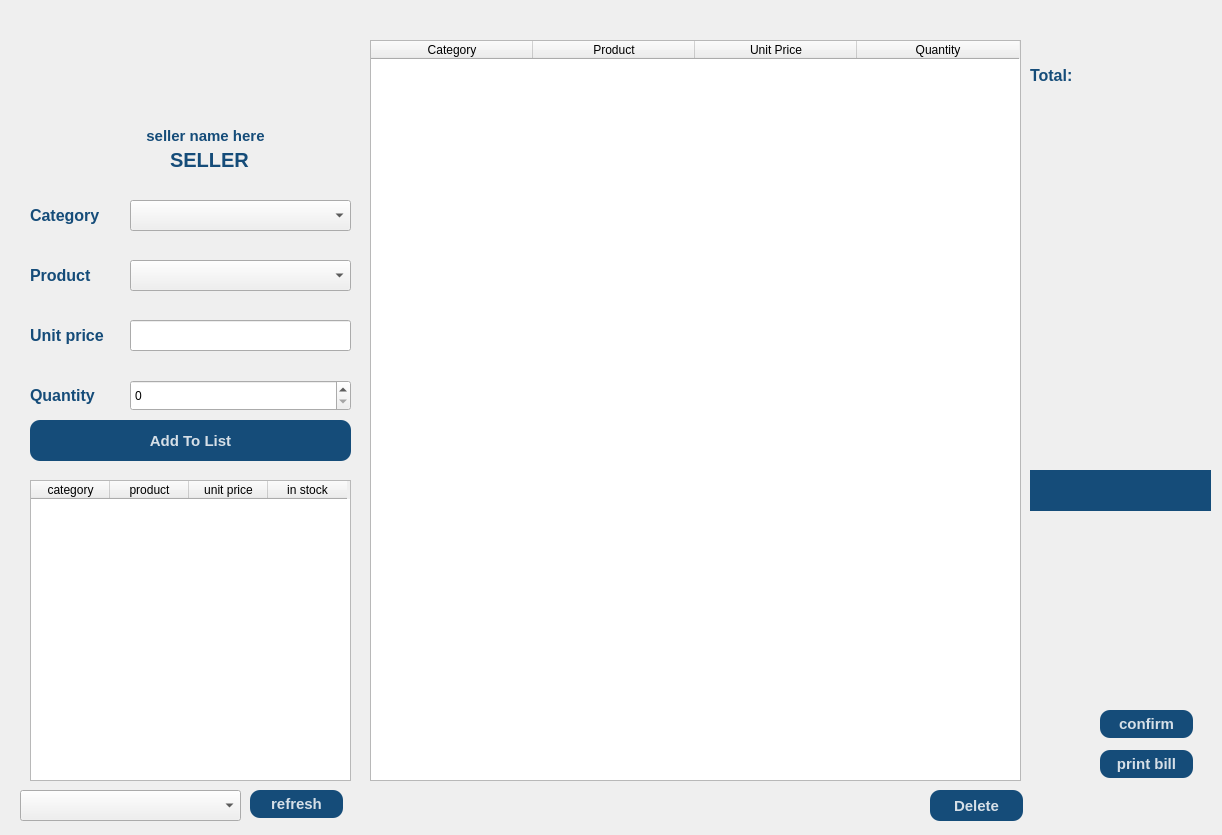
First picture: the form in gui/seller.ui, repository Maher-Majdoub/supermarket_management_system, before the edit.
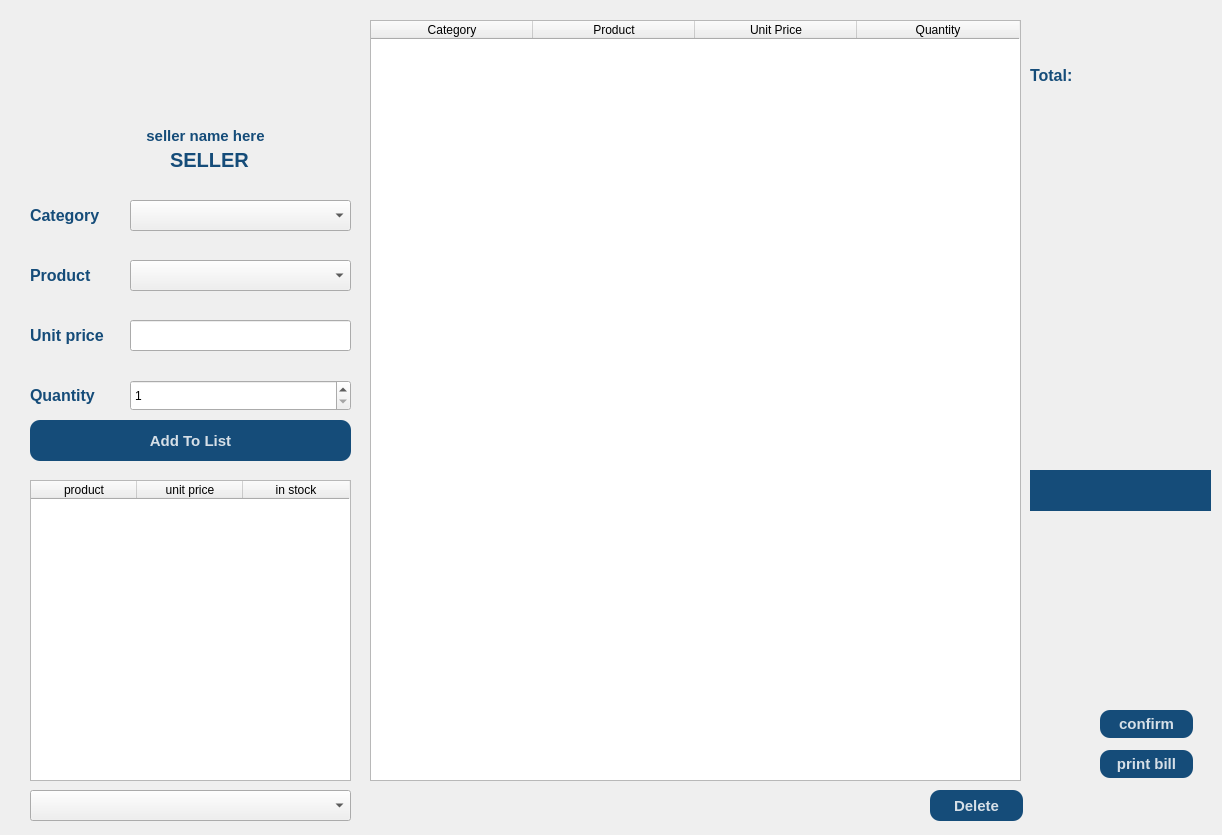
Second picture: the form after the edit. Icons and pictures are not drawn.

Commit message: modified the sellers form

The edit to the form file:
```diff
--- a/gui/seller.ui
+++ b/gui/seller.ui
@@ -211,6 +211,15 @@
      <height>31</height>
     </rect>
    </property>
+   <property name="minimum">
+    <number>1</number>
+   </property>
+   <property name="maximum">
+    <number>9999</number>
+   </property>
+   <property name="value">
+    <number>1</number>
+   </property>
   </widget>
   <widget class="QPushButton" name="add_btn">
    <property name="geometry">
@@ -226,6 +235,9 @@
    </property>
   </widget>
   <widget class="QTableWidget" name="products_table">
+   <property name="enabled">
+    <bool>true</bool>
+   </property>
    <property name="geometry">
     <rect>
      <x>30</x>
@@ -235,13 +247,14 @@
     </rect>
    </property>
    <attribute name="horizontalHeaderDefaultSectionSize">
-    <number>79</number>
+    <number>106</number>
    </attribute>
-   <column>
-    <property name="text">
-     <string>category</string>
-    </property>
-   </column>
+   <attribute name="horizontalHeaderMinimumSectionSize">
+    <number>56</number>
+   </attribute>
+   <attribute name="verticalHeaderVisible">
+    <bool>false</bool>
+   </attribute>
    <column>
     <property name="text">
      <string>product</string>
@@ -262,14 +275,17 @@
    <property name="geometry">
     <rect>
      <x>370</x>
-     <y>40</y>
+     <y>20</y>
      <width>651</width>
-     <height>741</height>
+     <height>761</height>
     </rect>
    </property>
    <attribute name="horizontalHeaderDefaultSectionSize">
     <number>162</number>
    </attribute>
+   <attribute name="verticalHeaderVisible">
+    <bool>false</bool>
+   </attribute>
    <attribute name="verticalHeaderDefaultSectionSize">
     <number>40</number>
    </attribute>
@@ -401,27 +417,14 @@
   <widget class="QComboBox" name="search_category">
    <property name="geometry">
     <rect>
-     <x>20</x>
+     <x>30</x>
      <y>790</y>
-     <width>221</width>
+     <width>321</width>
      <height>31</height>
     </rect>
    </property>
   </widget>
-  <widget class="QPushButton" name="refersh_btn">
-   <property name="geometry">
-    <rect>
-     <x>250</x>
-     <y>790</y>
-     <width>93</width>
-     <height>28</height>
-    </rect>
-   </property>
-   <property name="text">
-    <string>refresh</string>
-   </property>
-  </widget>
-  <widget class="QLabel" name="label_10">
+  <widget class="QLabel" name="total_lbl">
    <property name="geometry">
     <rect>
      <x>1100</x>
```
Left out of the diff: 19 changed lines with no effect on the pictures. The commit also changes 2 other files.
